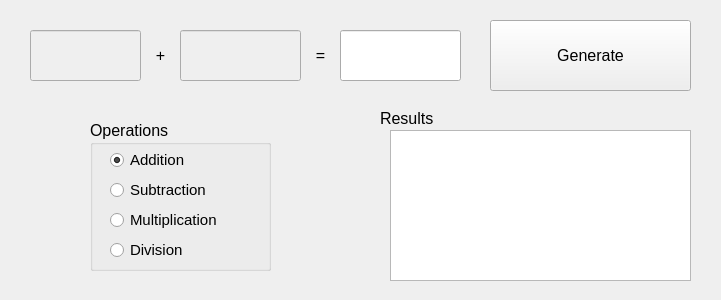
Qt form calculator.ui (rekaehreth/EVA-mf_3_Calculator) before a commit.
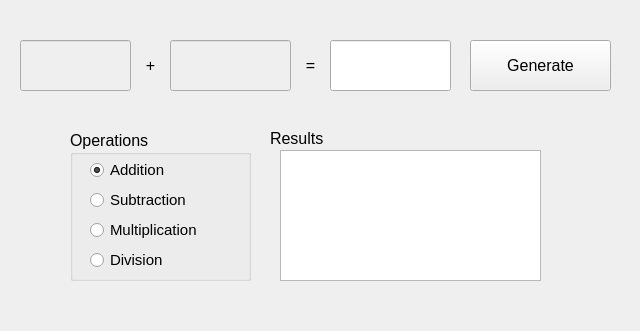
The same form after that commit.

The edit to the form file:
```diff
--- a/calculator.ui
+++ b/calculator.ui
@@ -6,8 +6,8 @@
    <rect>
     <x>0</x>
     <y>0</y>
-    <width>721</width>
-    <height>300</height>
+    <width>640</width>
+    <height>331</height>
    </rect>
   </property>
   <property name="windowTitle">
@@ -19,8 +19,8 @@
    </property>
    <property name="geometry">
     <rect>
-     <x>30</x>
-     <y>30</y>
+     <x>20</x>
+     <y>40</y>
      <width>111</width>
      <height>51</height>
     </rect>
@@ -37,8 +37,8 @@
    </property>
    <property name="geometry">
     <rect>
-     <x>180</x>
-     <y>30</y>
+     <x>170</x>
+     <y>40</y>
      <width>121</width>
      <height>51</height>
     </rect>
@@ -52,8 +52,8 @@
   <widget class="QLineEdit" name="resultLineEdit">
    <property name="geometry">
     <rect>
-     <x>340</x>
-     <y>30</y>
+     <x>330</x>
+     <y>40</y>
      <width>121</width>
      <height>51</height>
     </rect>
@@ -67,10 +67,10 @@
   <widget class="QPushButton" name="controlPushButton">
    <property name="geometry">
     <rect>
-     <x>490</x>
-     <y>20</y>
-     <width>201</width>
-     <height>71</height>
+     <x>470</x>
+     <y>40</y>
+     <width>141</width>
+     <height>51</height>
     </rect>
    </property>
    <property name="font">
@@ -85,8 +85,8 @@
   <widget class="QGroupBox" name="opsGroupBox">
    <property name="geometry">
     <rect>
-     <x>90</x>
-     <y>120</y>
+     <x>70</x>
+     <y>130</y>
      <width>181</width>
      <height>151</height>
     </rect>
@@ -178,8 +178,8 @@
   <widget class="QLabel" name="operatorLabel">
    <property name="geometry">
     <rect>
-     <x>145</x>
-     <y>30</y>
+     <x>135</x>
+     <y>40</y>
      <width>31</width>
      <height>51</height>
     </rect>
@@ -199,8 +199,8 @@
   <widget class="QLabel" name="equalLabel">
    <property name="geometry">
     <rect>
-     <x>300</x>
-     <y>30</y>
+     <x>290</x>
+     <y>40</y>
      <width>41</width>
      <height>51</height>
     </rect>
@@ -217,21 +217,11 @@
     <set>Qt::AlignCenter</set>
    </property>
   </widget>
-  <widget class="QListView" name="resultListView">
-   <property name="geometry">
-    <rect>
-     <x>390</x>
-     <y>130</y>
-     <width>301</width>
-     <height>151</height>
-    </rect>
-   </property>
-  </widget>
   <widget class="QLabel" name="resultLabel">
    <property name="geometry">
     <rect>
-     <x>380</x>
-     <y>110</y>
+     <x>270</x>
+     <y>130</y>
      <width>55</width>
      <height>16</height>
     </rect>
@@ -245,6 +235,27 @@
     <string>Results</string>
    </property>
   </widget>
+  <widget class="QWidget" name="horizontalLayoutWidget">
+   <property name="geometry">
+    <rect>
+     <x>10</x>
+     <y>29</y>
+     <width>611</width>
+     <height>71</height>
+    </rect>
+   </property>
+   <layout class="QHBoxLayout" name="horizontalLayout"/>
+  </widget>
+  <widget class="QListWidget" name="resultListWidget">
+   <property name="geometry">
+    <rect>
+     <x>280</x>
+     <y>150</y>
+     <width>261</width>
+     <height>131</height>
+    </rect>
+   </property>
+  </widget>
  </widget>
  <resources/>
  <connections/>
```
Left out of the diff: 4 changed lines with no effect on the pictures.
